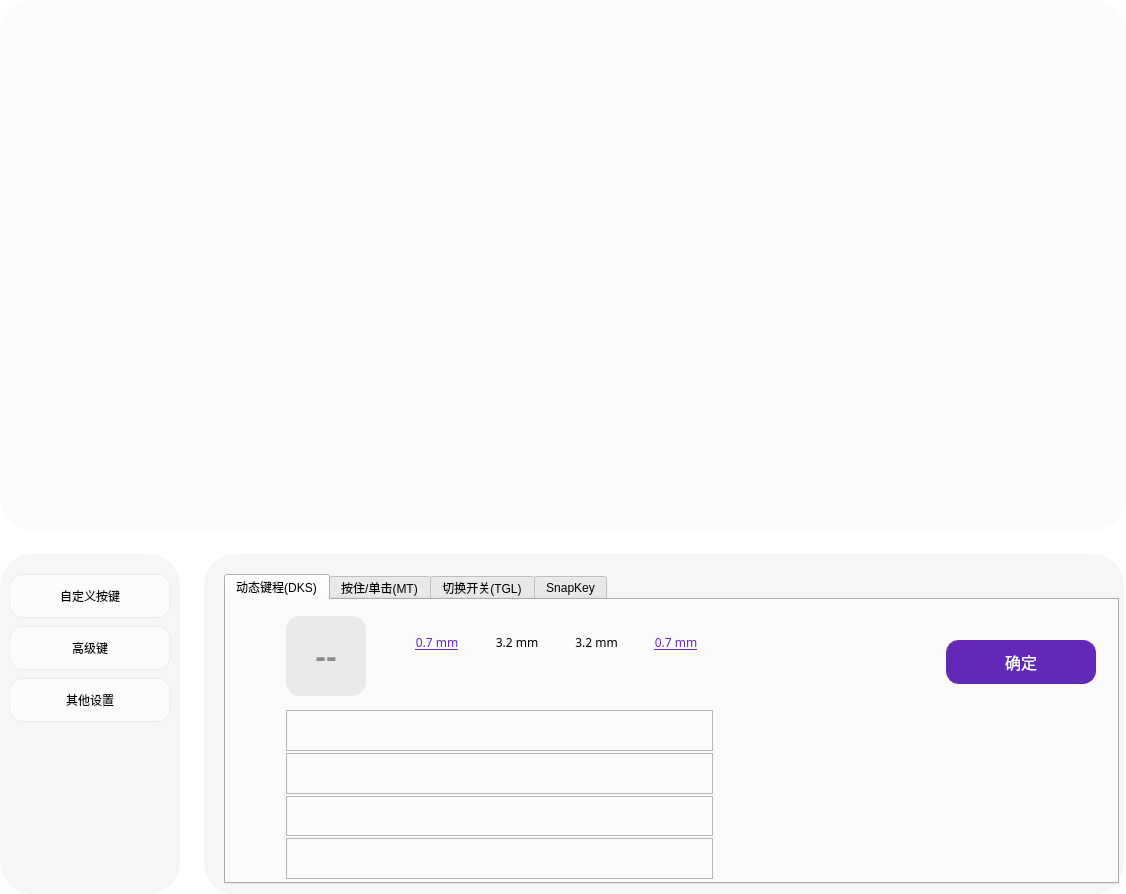
First picture: the form in FrameKeySetting.ui, repository wlffeng2008/AkkoStudio, before the edit.
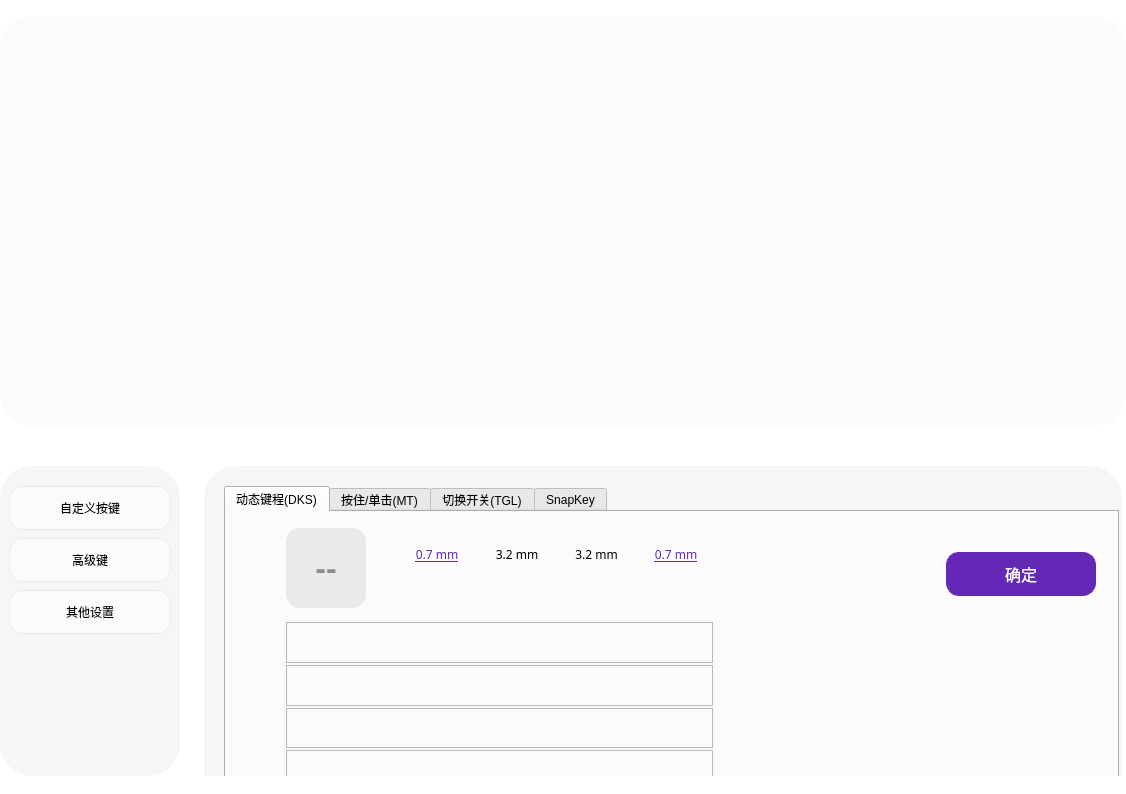
Second picture: the form after the edit. Icons and pictures are not drawn. Custom widgets are drawn as their Qt base class.

```diff
--- a/FrameKeySetting.ui
+++ b/FrameKeySetting.ui
@@ -7,7 +7,7 @@
     <x>0</x>
     <y>0</y>
     <width>1126</width>
-    <height>894</height>
+    <height>794</height>
    </rect>
   </property>
   <property name="font">
@@ -57,6 +57,18 @@
    </property>
    <item>
     <widget class="QFrame" name="frameT">
+     <property name="minimumSize">
+      <size>
+       <width>0</width>
+       <height>410</height>
+      </size>
+     </property>
+     <property name="maximumSize">
+      <size>
+       <width>16777215</width>
+       <height>410</height>
+      </size>
+     </property>
      <property name="styleSheet">
       <string notr="true">QFrame#frameT{background-color: #FBFBFB;border-radius:32px;}</string>
      </property>
@@ -91,13 +103,13 @@
      <property name="minimumSize">
       <size>
        <width>0</width>
-       <height>340</height>
+       <height>310</height>
       </size>
      </property>
      <property name="maximumSize">
       <size>
        <width>16777215</width>
-       <height>340</height>
+       <height>310</height>
       </size>
      </property>
      <property name="styleSheet">
@@ -956,7 +968,7 @@
               <rect>
                <x>0</x>
                <y>0</y>
-               <width>920</width>
+               <width>918</width>
                <height>341</height>
               </rect>
              </property>
@@ -1062,7 +1074,7 @@
                  <string>确定</string>
                 </property>
                </widget>
-               <widget class="QWidget" name="">
+               <widget class="QWidget" name="layoutWidget">
                 <property name="geometry">
                  <rect>
                   <x>174</x>
@@ -1226,7 +1238,7 @@
                  </item>
                 </layout>
                </widget>
-               <widget class="QWidget" name="">
+               <widget class="QWidget" name="layoutWidget">
                 <property name="geometry">
                  <rect>
                   <x>60</x>
```
Left out of the diff: 4 changed lines with no effect on the pictures.
